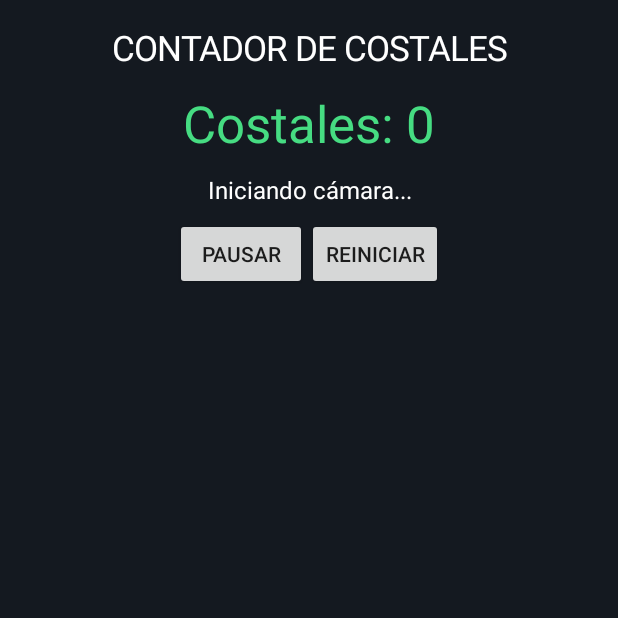
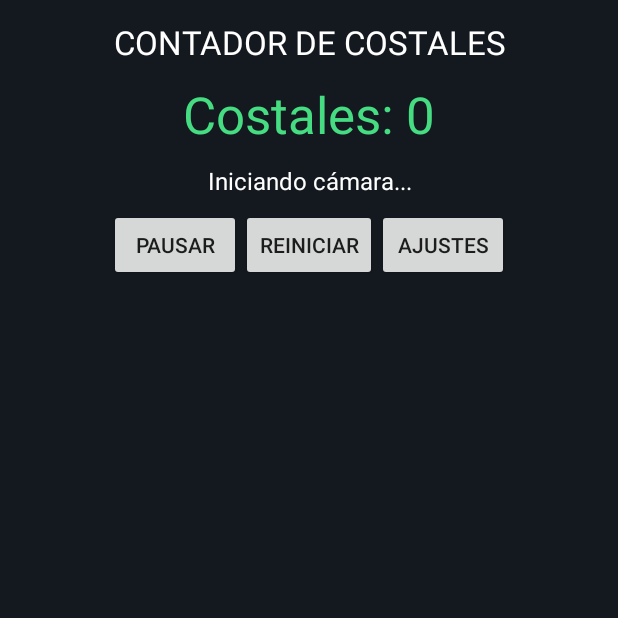
Before and after one commit to felipebenitezg88/Contador-de-costales, an Android app: the screen it shows after launch (MainActivity), on a phone screen of 412 x 824 dp, the top half of it. Run offline under Robolectric (Android 15) with nearby library versions, the phone set to English and light mode, and no system bars; libraries missing offline, so code that uses them is left out: androidx.camera.core, androidx.camera.lifecycle, androidx.camera.view, com.google.mlkit.vision; 4 statements that could not run were skipped.

Commit message:
Actualizar MainActivity.kt

```diff
--- a/app/src/main/java/com/example/contadordecostales/MainActivity.kt
+++ b/app/src/main/java/com/example/contadordecostales/MainActivity.kt
@@ -4,13 +4,18 @@ package com.example.contadordecostales
 import android.Manifest
 import android.content.pm.PackageManager
 import android.graphics.Color
+import android.media.AudioManager
+import android.media.ToneGenerator
 import android.os.Bundle
 import android.view.Gravity
 import android.view.ViewGroup
 import android.widget.Button
 import android.widget.LinearLayout
+import android.widget.SeekBar
+import android.widget.Switch
 import android.widget.TextView
 import androidx.activity.result.contract.ActivityResultContracts
+import androidx.appcompat.app.AlertDialog
 import androidx.appcompat.app.AppCompatActivity
 import androidx.camera.core.CameraSelector
 import androidx.camera.core.ImageAnalysis
@@ -31,14 +36,24 @@ class MainActivity : AppCompatActivity() {
     private lateinit var statusText: TextView
     private lateinit var cameraExecutor: ExecutorService
 
+    private val preferences by lazy {
+        getSharedPreferences("contador_config", MODE_PRIVATE)
+    }
+
+    private var linePosition = 50
+    private var sensitivity = 2
+    private var soundEnabled = true
+
     private val stateLock = Any()
     private var totalCount = 0
-    @Volatile private var isCounting = true
+
+    @Volatile
+    private var isCounting = true
 
     private val previousSides = mutableMapOf<Int, Boolean>()
     private val countedIds = mutableSetOf<Int>()
 
-    private val detector by lazy {
+    private val detectorLazy = lazy {
         val options = ObjectDetectorOptions.Builder()
             .setDetectorMode(ObjectDetectorOptions.STREAM_MODE)
             .enableMultipleObjects()
@@ -46,6 +61,10 @@ class MainActivity : AppCompatActivity() {
 
         ObjectDetection.getClient(options)
     }
+
+    private val detector by detectorLazy
+
+    private var toneGenerator: ToneGenerator? = null
 
     private val cameraPermission =
         registerForActivityResult(ActivityResultContracts.RequestPermission()) { granted ->
@@ -59,7 +78,13 @@ class MainActivity : AppCompatActivity() {
     override fun onCreate(savedInstanceState: Bundle?) {
         super.onCreate(savedInstanceState)
 
+        linePosition = preferences.getInt("line_position", 50)
+        sensitivity = preferences.getInt("sensitivity", 2)
+        soundEnabled = preferences.getBoolean("sound_enabled", true)
+
         cameraExecutor = Executors.newSingleThreadExecutor()
+        toneGenerator = ToneGenerator(AudioManager.STREAM_NOTIFICATION, 80)
+
         createInterface()
 
         if (ContextCompat.checkSelfPermission(
@@ -76,13 +101,13 @@ class MainActivity : AppCompatActivity() {
     private fun createInterface() {
         val root = LinearLayout(this).apply {
             orientation = LinearLayout.VERTICAL
-            setPadding(20, 24, 20, 16)
+            setPadding(16, 20, 16, 12)
             setBackgroundColor(Color.rgb(20, 25, 32))
         }
 
         val title = TextView(this).apply {
             text = "CONTADOR DE COSTALES"
-            textSize = 23f
+            textSize = 22f
             setTextColor(Color.WHITE)
             gravity = Gravity.CENTER
         }
@@ -92,7 +117,7 @@ class MainActivity : AppCompatActivity() {
             textSize = 34f
             setTextColor(Color.rgb(70, 220, 130))
             gravity = Gravity.CENTER
-            setPadding(0, 18, 0, 8)
+            setPadding(0, 16, 0, 8)
         }
 
         statusText = TextView(this).apply {
@@ -139,8 +164,16 @@ class MainActivity : AppCompatActivity() {
             }
         }
 
+        val settingsButton = Button(this).apply {
+            text = "Ajustes"
+            setOnClickListener {
+                showSettings()
+            }
+        }
+
         buttons.addView(pauseButton)
         buttons.addView(resetButton)
+        buttons.addView(settingsButton)
 
         root.addView(title)
         root.addView(countText)
@@ -151,10 +184,101 @@ class MainActivity : AppCompatActivity() {
         setContentView(root)
     }
 
+    private fun showSettings() {
+        val content = LinearLayout(this).apply {
+            orientation = LinearLayout.VERTICAL
+            setPadding(28, 12, 28, 8)
+        }
+
+        val lineLabel = TextView(this)
+        lineLabel.text = "Posición de línea: $linePosition%"
+        content.addView(lineLabel)
+
+        val lineBar = SeekBar(this).apply {
+            max = 60
+            progress = linePosition - 20
+        }
+        content.addView(lineBar)
+
+        val sensitivityLabel = TextView(this)
+        sensitivityLabel.text =
+            "Sensibilidad: ${sensitivity / 10f}% del área"
+        content.addView(sensitivityLabel)
+
+        val sensitivityBar = SeekBar(this).apply {
+            max = 29
+            progress = sensitivity - 1
+        }
+        content.addView(sensitivityBar)
+
+        lineBar.setOnSeekBarChangeListener(
+            object : SeekBar.OnSeekBarChangeListener {
+                override fun onProgressChanged(
+                    seekBar: SeekBar?,
+                    progress: Int,
+                    fromUser: Boolean
+                ) {
+                    lineLabel.text =
+                        "Posición de línea: ${progress + 20}%"
+                }
+
+                override fun onStartTrackingTouch(seekBar: SeekBar?) {}
+                override fun onStopTrackingTouch(seekBar: SeekBar?) {}
+            }
+        )
+
+        sensitivityBar.setOnSeekBarChangeListener(
+            object : SeekBar.OnSeekBarChangeListener {
+                override fun onProgressChanged(
+                    seekBar: SeekBar?,
+                    progress: Int,
+                    fromUser: Boolean
+                ) {
+                    sensitivityLabel.text =
+                        "Sensibilidad: ${(progress + 1) / 10f}% del área"
+                }
+
+                override fun onStartTrackingTouch(seekBar: SeekBar?) {}
+                override fun onStopTrackingTouch(seekBar: SeekBar?) {}
+            }
+        )
+
+        val soundSwitch = Switch(this).apply {
+            text = "Sonido al contar"
+            isChecked = soundEnabled
+        }
+        content.addView(soundSwitch)
+
+        AlertDialog.Builder(this)
+            .setTitle("Ajustes del contador")
+            .setView(content)
+            .setNegativeButton("Cancelar", null)
+            .setPositiveButton("Guardar") { _, _ ->
+                linePosition = lineBar.progress + 20
+                sensitivity = sensitivityBar.progress + 1
+                soundEnabled = soundSwitch.isChecked
+
+                preferences.edit()
+                    .putInt("line_position", linePosition)
+                    .putInt("sensitivity", sensitivity)
+                    .putBoolean("sound_enabled", soundEnabled)
+                    .apply()
+
+                synchronized(stateLock) {
+                    previousSides.clear()
+                    countedIds.clear()
+                }
+
+                statusText.text = "Configuración guardada"
+            }
+            .show()
+    }
+
     private fun startCamera() {
         statusText.text = "Iniciando cámara..."
 
-        val cameraProviderFuture = ProcessCameraProvider.getInstance(this)
+        val cameraProviderFuture =
+            ProcessCameraProvider.getInstance(this)
 
         cameraProviderFuture.addListener({
             try {
@@ -179,19 +303,23 @@ class MainActivity : AppCompatActivity() {
                     }
 
                     try {
+                        val rotation =
+                            imageProxy.imageInfo.rotationDegrees
+
                         val inputImage = InputImage.fromMediaImage(
                             mediaImage,
-                            imageProxy.imageInfo.rotationDegrees
+                            rotation
                         )
 
+                        val rotated = rotation == 90 || rotation == 270
+
                         val imageWidth =
-                            if (imageProxy.imageInfo.rotationDegrees == 90 ||
-                                imageProxy.imageInfo.rotationDegrees == 270
-                            ) {
-                                imageProxy.height
-                            } else {
-                                imageProxy.width
-                            }
+                            if (rotated) imageProxy.height
+                            else imageProxy.width
+
+                        val imageHeight =
+                            if (rotated) imageProxy.width
+                            else imageProxy.height
 
                         detector.process(inputImage)
                             .addOnSuccessListener(cameraExecutor) { objects ->
@@ -202,10 +330,26 @@ class MainActivity : AppCompatActivity() {
                                 synchronized(stateLock) {
                                     for (obj in objects) {
                                         val id = obj.trackingId ?: continue
-                                        val centerX = obj.boundingBox.centerX()
-                                        val isRightSide =
-                                            centerX >= imageWidth / 2f
 
+                                        val box = obj.boundingBox
+                                        val areaRatio =
+                                            (box.width().toFloat() *
+                                             box.height().toFloat()) /
+                                            (imageWidth.toFloat() *
+                                             imageHeight.toFloat())
+
+                                        val minimumArea =
+                                            sensitivity / 1000f
+
+                                        if (areaRatio < minimumArea) {
+                                            continue
+                                        }
+
+                                        val centerX = box.centerX()
+                                        val lineX =
+                                            imageWidth * linePosition / 100f
+
+                                        val isRightSide = centerX >= lineX
                                         val previous = previousSides[id]
 
                                         if (previous != null &&
@@ -223,13 +367,22 @@ class MainActivity : AppCompatActivity() {
 
                                 if (newCount >= 0) {
                                     runOnUiThread {
-                                        countText.text = "Costales: $newCount"
+                                        countText.text =
+                                            "Costales: $newCount"
+
+                                        if (soundEnabled) {
+                                            toneGenerator?.startTone(
+                                                ToneGenerator.TONE_PROP_BEEP,
+                                                150
+                                            )
+                                        }
                                     }
                                 }
                             }
                             .addOnFailureListener(cameraExecutor) {
                                 runOnUiThread {
-                                    statusText.text = "Error al analizar imagen"
+                                    statusText.text =
+                                        "Error al analizar imagen"
                                 }
                             }
                             .addOnCompleteListener(cameraExecutor) {
@@ -266,6 +419,11 @@ class MainActivity : AppCompatActivity() {
             cameraExecutor.shutdown()
         }
 
-        detector.close()
+        if (detectorLazy.isInitialized()) {
+            detector.close()
+        }
+
+        toneGenerator?.release()
+        toneGenerator = null
     }
 }
```
